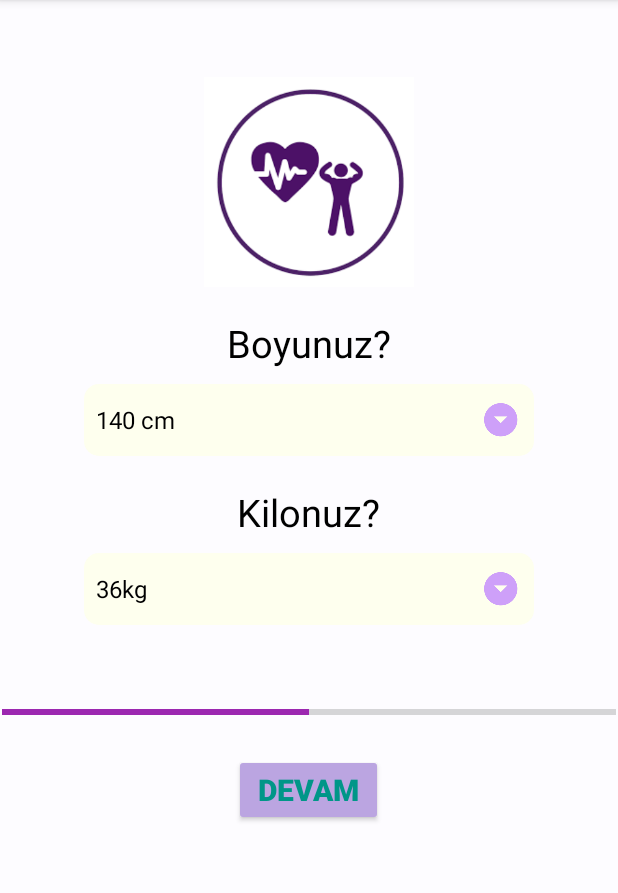
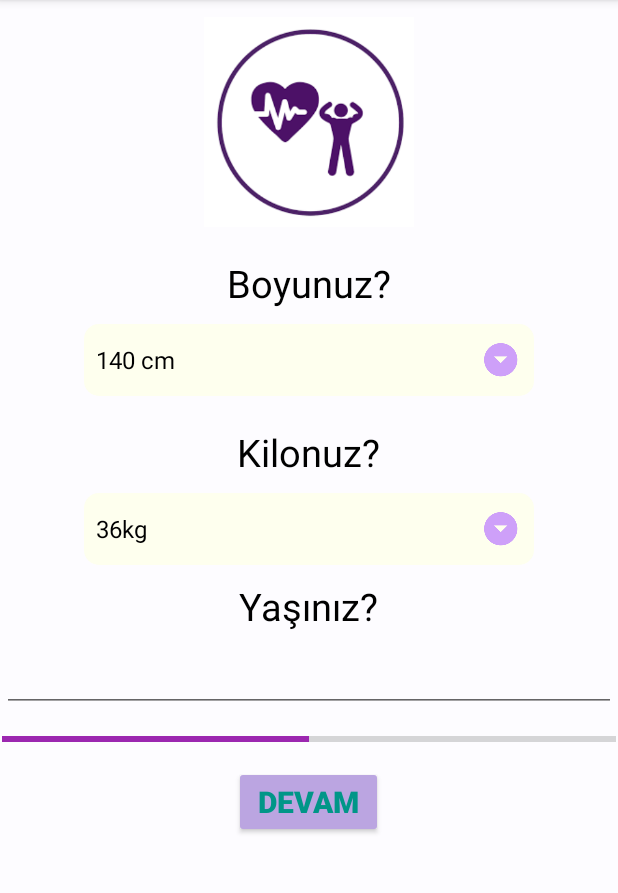
Before and after one commit to aleynazengin/fit24, an Android app: the bilgiEkranim screen opened through its navigation route, on a phone screen of 412 x 824 dp, the part 84-977 px from its top. Run offline under Robolectric (Android 15) with nearby library versions, the phone set to English and light mode, and no system bars; our stand-ins replace Room's generated code.

Commit message:
buglar çözüldü

```diff
--- a/app/src/main/java/com/gelecek/fit24/AppDatabase.java
+++ b/app/src/main/java/com/gelecek/fit24/AppDatabase.java
@@ -9,7 +9,7 @@ import androidx.room.Database;
 import androidx.room.Room;
 import androidx.room.RoomDatabase;
 
-@Database(entities = {User.class, Kalori.class,Tuketim.class,Egzersiz.class,Diyet.class}, exportSchema = false, version = 8)
+@Database(entities = {User.class, Kalori.class,Tuketim.class,Egzersiz.class,Diyet.class}, exportSchema = false, version = 7)
 public abstract class AppDatabase extends RoomDatabase {
     public abstract UserDao userDao();
 
--- a/app/src/main/java/com/gelecek/fit24/GirisEkran.java
+++ b/app/src/main/java/com/gelecek/fit24/GirisEkran.java
@@ -86,7 +86,10 @@ public class GirisEkran extends Fragment {
         final UserDao userDao = database.userDao();
         List<User> users1 = userDao.getLoginSorgum(email.getText().toString(),sifre.getText().toString());
         if (users1.size()>0){
+            User user= userDao.getUser(email.getText().toString(),sifre.getText().toString());
+            ((MainActivity)getActivity()).SetLoginUserId(user.Id);
             durum=true;
+
 
         }
         else{
--- a/app/src/main/java/com/gelecek/fit24/TuketimDao.java
+++ b/app/src/main/java/com/gelecek/fit24/TuketimDao.java
@@ -12,6 +12,9 @@ public interface TuketimDao {
     @Query("SELECT * FROM Tuketim")
     LiveData<List<Tuketim>> getTuketim();
 
-    @Insert
+    @Insert(onConflict = OnConflictStrategy.REPLACE)
     void insertTuketimler(Tuketim tuketim);
+
+    @Query("SELECT * FROM Tuketim WHERE TuketimId= ( SELECT MAX(TuketimId) FROM Tuketim)")
+    Tuketim getSonTuketim();
 }
--- a/app/src/main/java/com/gelecek/fit24/User.java
+++ b/app/src/main/java/com/gelecek/fit24/User.java
@@ -67,7 +67,6 @@ public class User {
 
 
 
-
     @NonNull
     public String getSurname() {
         return Surname;
--- a/app/src/main/java/com/gelecek/fit24/UserDao.java
+++ b/app/src/main/java/com/gelecek/fit24/UserDao.java
@@ -20,6 +20,12 @@ public interface UserDao {
     @Query("SELECT * FROM User WHERE UserId= ( SELECT MAX(UserId) FROM User)")
     User getSonUser();
 
+    @Query("SELECT * FROM User WHERE UserId LIKE :sorgu")
+    User getLoginUser(int sorgu);
+
+    @Query("SELECT * FROM User WHERE Email LIKE  :email   AND Password LIKE '%' || :sifre || '%'")
+    User getUser(String email,String sifre);
+
     @Query("SELECT * FROM User WHERE Email LIKE  :email   AND Password LIKE '%' || :sifre || '%'")
     List<User> getLoginSorgum(String email,String sifre);
 
--- a/app/src/main/java/com/gelecek/fit24/bilgiEkranim.java
+++ b/app/src/main/java/com/gelecek/fit24/bilgiEkranim.java
@@ -9,13 +9,16 @@ import androidx.lifecycle.ViewModelProviders;
 import androidx.navigation.NavController;
 import androidx.navigation.Navigation;
 
+import android.text.TextUtils;
 import android.view.LayoutInflater;
 import android.view.View;
 import android.view.ViewGroup;
 import android.widget.AdapterView;
 import android.widget.ArrayAdapter;
 import android.widget.Button;
+import android.widget.EditText;
 import android.widget.Spinner;
+import android.widget.Toast;
 
 
 /**
@@ -25,7 +28,10 @@ public class bilgiEkranim extends Fragment {
     Button btndevamet;
     ViewModel userViewModel;
     int boy=0;
-    int kilo=0;
+    int kilo=0,yas=0;
+    EditText age;
+    String value;
+    Boolean durum=false;
 
     public bilgiEkranim() {
         // Required empty public constructor
@@ -39,6 +45,7 @@ public class bilgiEkranim extends Fragment {
         View view = inflater.inflate(R.layout.fragment_bilgi_ekranim, container, false);
         userViewModel = ViewModelProviders.of(this).get(ViewModel.class);
         btndevamet= view.findViewById(R.id.buttondevamet);
+        age=view.findViewById(R.id.editTextyas);
         Spinner spinner1=view.findViewById(R.id.spinner);
         Spinner spinner2=view.findViewById(R.id.spinner2);
         final String[] heightvalue={"140 cm","141 cm","142 cm","143 cm","144 cm","145 cm","146 cm","147 cm",
@@ -100,22 +107,43 @@ public class bilgiEkranim extends Fragment {
         ((MainActivity)getActivity()).showActionBar();
         final NavController navController = Navigation.findNavController(view);
 
+
         btndevamet.setOnClickListener(new View.OnClickListener() {
             @Override
             public void onClick(View v) {
-                AppDatabase database = ((FitApplication)getActivity().getApplication()).getAppDatabase();
-                final UserDao userDao = database.userDao();
-                User user= userDao.getSonUser();
-                updateClicked(user);
-                navController.navigate(R.id.action_bilgiEkranim_to_spordereceEkran);
+                checkDataEntered();
+                if(durum==true) {
 
+                    value = age.getText().toString();
+                    yas = Integer.parseInt(value);
+                    AppDatabase database = ((FitApplication) getActivity().getApplication()).getAppDatabase();
+                    final UserDao userDao = database.userDao();
+                    User user = userDao.getSonUser();
+                    updateClicked(user);
+                    navController.navigate(R.id.action_bilgiEkranim_to_spordereceEkran);
+                }
             }
         });
     }
     public void updateClicked(User user) {
         user.setHeight(boy);
         user.setWeight(kilo);
+        user.setAge(yas);
         userViewModel.updateUser(user);
 
     }
+    boolean isEmpty(EditText text) {
+        CharSequence str = text.getText().toString();
+        return TextUtils.isEmpty(str);
+    }
+    void checkDataEntered() {
+        if (isEmpty(age)) {
+            Toast t = Toast.makeText(getActivity(), "Lütfen yaşınızı giriniz!", Toast.LENGTH_SHORT);
+            t.show();
+
+        }
+        else{
+            durum=true;
+        }
+    }
 }
--- a/app/src/main/java/com/gelecek/fit24/idealkiloEkran.java
+++ b/app/src/main/java/com/gelecek/fit24/idealkiloEkran.java
@@ -78,9 +78,12 @@ public class idealkiloEkran extends Fragment {
                         idealkilo = 50 + (2.3 / 2.54) * (boy - 152.4);
                     }
                     int idealkilom = (int) idealkilo;
+
                     txtideal.setText(idealkilom + "");
-                    fark = idealkilo - kilo;
+                    fark = idealkilom - kilo;
                     int farkım = (int) fark;
+
+                    farkım= Math.abs(farkım);
                     txtfark.setText("" + farkım);
                 }
             }
--- a/app/src/main/java/com/gelecek/fit24/kayitEkran.java
+++ b/app/src/main/java/com/gelecek/fit24/kayitEkran.java
@@ -60,6 +60,7 @@ public class kayitEkran extends Fragment {
     public void onViewCreated(@NonNull View view, @Nullable Bundle savedInstanceState) {
         super.onViewCreated(view, savedInstanceState);
         ((MainActivity)getActivity()).showActionBar();
+
         kayitol.setOnClickListener(new View.OnClickListener() {
             @Override
             public void onClick(View view) {
@@ -84,6 +85,10 @@ public class kayitEkran extends Fragment {
                     Snackbar.make(view, "Kayıt başarılı", Snackbar.LENGTH_LONG).setAction("Action", null).show();
 
                     final NavController navController = Navigation.findNavController(view);
+                    AppDatabase database = ((FitApplication)getActivity().getApplication()).getAppDatabase();
+                    final UserDao userDao = database.userDao();
+                    User user= userDao.getSonUser();
+                    ((MainActivity)getActivity()).SetLoginUserId(user.Id);
                     navController.navigate(R.id.action_kayitEkran_to_cinsiyetEkran);
                 }
             }
--- a/app/src/main/res/layout/fragment_bilgi_ekranim.xml
+++ b/app/src/main/res/layout/fragment_bilgi_ekranim.xml
@@ -18,7 +18,7 @@
             android:layout_width="364dp"
             android:layout_height="140dp"
             android:layout_gravity="center"
-            android:layout_marginTop="50dp"
+            android:layout_marginTop="10dp"
             app:srcCompat="@drawable/idealicon"
             tools:srcCompat="@drawable/idealicon" />
 
@@ -57,13 +57,32 @@
             android:layout_gravity="center"
             android:layout_marginTop="10dp"
             android:background="@drawable/style_spinner" />
+        <TextView
+            android:id="@+id/textViewyas"
+            android:layout_width="wrap_content"
+            android:layout_height="wrap_content"
+            android:layout_gravity="center"
+            android:layout_marginTop="10dp"
+            android:text="Yaşınız?"
+            android:textColor="@color/siyah"
+            android:textSize="25dp" />
+
+        <EditText
+            android:id="@+id/editTextyas"
+            android:layout_width="match_parent"
+            android:layout_height="wrap_content"
+            android:ems="10"
+            android:inputType="number"
+            android:textAlignment="center"
+            android:textSize="24sp"
+            />
 
         <ProgressBar
             android:id="@+id/progressBar"
             style="@style/Widget.AppCompat.ProgressBar.Horizontal"
             android:layout_width="match_parent"
             android:layout_height="wrap_content"
-            android:layout_marginTop="50dp"
+            android:layout_marginTop="10dp"
             android:max="100"
             android:progress="50"
             android:progressTint="#9C27B0" />
@@ -75,7 +94,7 @@
             android:layout_width="wrap_content"
             android:layout_height="wrap_content"
             android:layout_gravity="center"
-            android:layout_marginTop="20dp"
+            android:layout_marginTop="10dp"
             android:backgroundTint="#FFFFFF"
             android:text="Devam"
             android:textColor="#009688"
```
Also changed, not shown: app/src/main/java/com/gelecek/fit24/MainActivity.java (+13 -3 lines), app/src/main/java/com/gelecek/fit24/Tuketim.java (+6 -1 lines), app/src/main/java/com/gelecek/fit24/cinsiyetEkran.java (+16 -7 lines), app/src/main/java/com/gelecek/fit24/hedefEkran.java (+15 -8 lines), app/src/main/java/com/gelecek/fit24/hosgeldinEkrani.java (+53 -8 lines), app/src/main/java/com/gelecek/fit24/spordereceEkran.java (+14 -3 lines), app/src/main/res/layout/fragment_idealkilo_ekran.xml (+8 -4 lines), app/src/main/assets/databases/fit.db.
